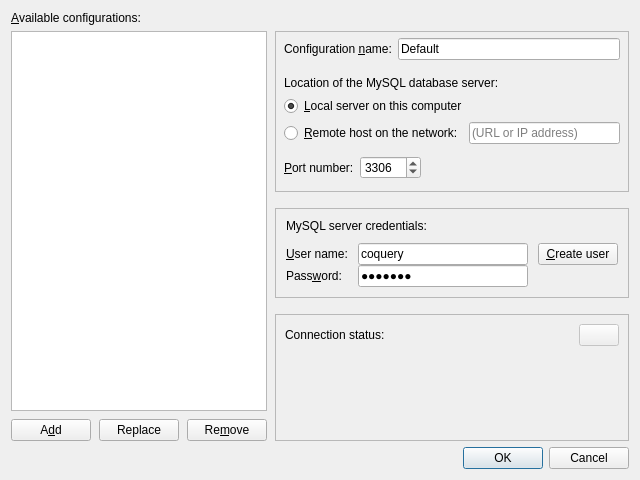
Qt form coquery/gui/mysqlConfiguration.ui (gkunter/coquery) before a commit.
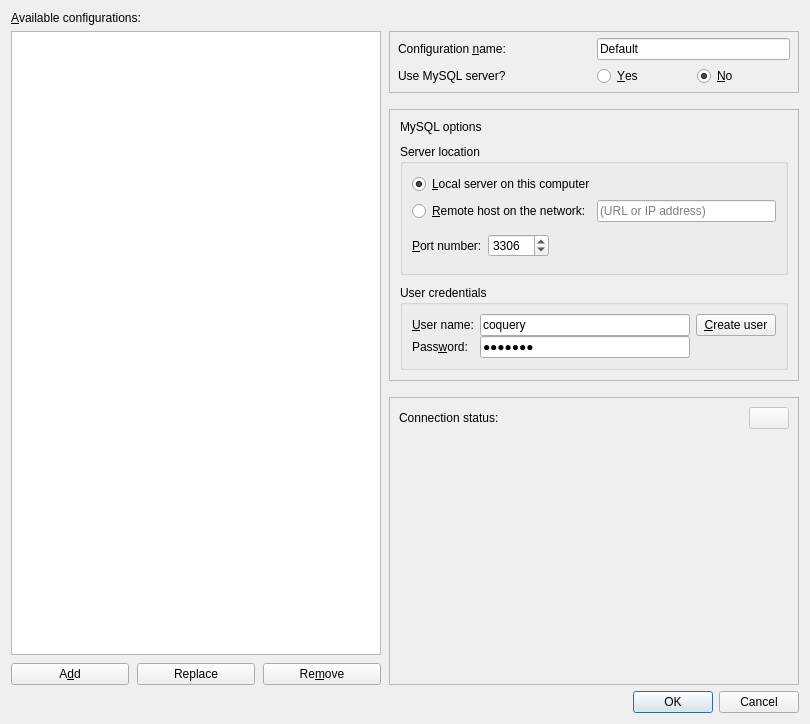
The same form after that commit.

Commit message: Rename radio buttons

The edit to the form file:
```diff
--- a/coquery/gui/mysqlConfiguration.ui
+++ b/coquery/gui/mysqlConfiguration.ui
@@ -6,8 +6,8 @@
    <rect>
     <x>0</x>
     <y>0</y>
-    <width>640</width>
-    <height>480</height>
+    <width>810</width>
+    <height>724</height>
    </rect>
   </property>
   <property name="windowTitle">
@@ -114,6 +114,12 @@
         </property>
         <item>
          <widget class="QFrame" name="frame_2">
+          <property name="sizePolicy">
+           <sizepolicy hsizetype="MinimumExpanding" vsizetype="Preferred">
+            <horstretch>0</horstretch>
+            <verstretch>0</verstretch>
+           </sizepolicy>
+          </property>
           <property name="frameShape">
            <enum>QFrame::StyledPanel</enum>
           </property>
@@ -137,8 +143,8 @@
             <number>6</number>
            </property>
            <item>
-            <layout class="QHBoxLayout" name="horizontalLayout_2">
-             <item>
+            <layout class="QGridLayout" name="gridLayout_4">
+             <item row="0" column="0">
               <widget class="QLabel" name="label_3">
                <property name="text">
                 <string>Configuration &amp;name:</string>
@@ -148,27 +154,92 @@
                </property>
               </widget>
              </item>
-             <item>
+             <item row="0" column="1">
               <widget class="QLineEdit" name="configuration_name">
                <property name="text">
                 <string>Default</string>
                </property>
               </widget>
              </item>
-            </layout>
-           </item>
+             <item row="1" column="0">
+              <widget class="QLabel" name="label_7">
+               <property name="sizePolicy">
+                <sizepolicy hsizetype="Expanding" vsizetype="Preferred">
+                 <horstretch>0</horstretch>
+                 <verstretch>0</verstretch>
+                </sizepolicy>
+               </property>
+               <property name="text">
+                <string>Use MySQL server?</string>
+               </property>
+              </widget>
+             </item>
+             <item row="1" column="1">
+              <layout class="QHBoxLayout" name="horizontalLayout_2">
+               <item>
+                <widget class="QRadioButton" name="radio_mysql">
+                 <property name="text">
+                  <string>&amp;Yes</string>
+                 </property>
+                </widget>
+               </item>
+               <item>
+                <widget class="QRadioButton" name="radio_sqlite">
+                 <property name="text">
+                  <string>&amp;No</string>
+                 </property>
+                 <property name="checked">
+                  <bool>true</bool>
+                 </property>
+                </widget>
+               </item>
+              </layout>
+             </item>
+            </layout>
+           </item>
+          </layout>
+         </widget>
+        </item>
            <item>
-            <layout class="QVBoxLayout" name="verticalLayout">
-             <property name="topMargin">
+         <widget class="QFrame" name="frame_mysql">
+          <property name="sizePolicy">
+           <sizepolicy hsizetype="Preferred" vsizetype="Fixed">
+            <horstretch>0</horstretch>
+            <verstretch>0</verstretch>
+           </sizepolicy>
+          </property>
+          <property name="frameShape">
+           <enum>QFrame::StyledPanel</enum>
+          </property>
+          <property name="frameShadow">
+           <enum>QFrame::Raised</enum>
+          </property>
+          <layout class="QVBoxLayout" name="verticalLayout_2">
+           <property name="spacing">
+            <number>10</number>
+           </property>
+           <property name="margin">
               <number>10</number>
              </property>
              <item>
               <widget class="QLabel" name="label_8">
                <property name="text">
-                <string>Location of the MySQL database server:</string>
+              <string>MySQL options</string>
                </property>
               </widget>
              </item>
+           <item>
+            <widget class="QGroupBox" name="groupBox">
+             <property name="title">
+              <string>Server location</string>
+             </property>
+             <layout class="QVBoxLayout" name="verticalLayout">
+              <property name="spacing">
+               <number>-1</number>
+              </property>
+              <property name="topMargin">
+               <number>10</number>
+              </property>
              <item>
               <widget class="QRadioButton" name="radio_local">
                <property name="text">
@@ -183,6 +254,12 @@
               <layout class="QGridLayout" name="gridLayout_2">
                <item row="0" column="0">
                 <widget class="QRadioButton" name="radio_remote">
+                  <property name="sizePolicy">
+                   <sizepolicy hsizetype="Minimum" vsizetype="Fixed">
+                    <horstretch>0</horstretch>
+                    <verstretch>0</verstretch>
+                   </sizepolicy>
+                  </property>
                  <property name="text">
                   <string>&amp;Remote host on the network:</string>
                  </property>
@@ -206,8 +283,6 @@
                </item>
               </layout>
              </item>
-            </layout>
-           </item>
            <item>
             <layout class="QHBoxLayout" name="horizontalLayout_3">
              <item>
@@ -252,39 +327,11 @@
          </widget>
         </item>
         <item>
-         <widget class="QFrame" name="frame">
-          <property name="sizePolicy">
-           <sizepolicy hsizetype="Preferred" vsizetype="Fixed">
-            <horstretch>0</horstretch>
-            <verstretch>0</verstretch>
-           </sizepolicy>
-          </property>
-          <property name="frameShape">
-           <enum>QFrame::StyledPanel</enum>
-          </property>
-          <property name="frameShadow">
-           <enum>QFrame::Raised</enum>
-          </property>
-          <layout class="QVBoxLayout" name="verticalLayout_2">
-           <property name="spacing">
-            <number>10</number>
-           </property>
-           <property name="margin">
-            <number>10</number>
-           </property>
-           <item>
-            <widget class="QLabel" name="label_9">
-             <property name="sizePolicy">
-              <sizepolicy hsizetype="Preferred" vsizetype="Fixed">
-               <horstretch>0</horstretch>
-               <verstretch>0</verstretch>
-              </sizepolicy>
-             </property>
-             <property name="text">
-              <string>MySQL server credentials:</string>
-             </property>
-            </widget>
-           </item>
+            <widget class="QGroupBox" name="group_credentials">
+             <property name="title">
+              <string>User credentials</string>
+             </property>
+             <layout class="QVBoxLayout" name="verticalLayout_6">
            <item>
             <layout class="QGridLayout" name="gridLayout">
              <property name="verticalSpacing">
@@ -363,6 +410,9 @@
           </layout>
          </widget>
         </item>
+          </layout>
+         </widget>
+        </item>
         <item>
          <widget class="QFrame" name="connection_indicator">
           <property name="sizePolicy">
@@ -435,8 +485,8 @@
                  <rect>
                   <x>0</x>
                   <y>0</y>
-                  <width>365</width>
-                  <height>76</height>
+                  <width>490</width>
+                  <height>93</height>
                  </rect>
                 </property>
                 <layout class="QVBoxLayout" name="verticalLayout_8">
```
Left out of the diff: 8 changed lines with no effect on the pictures. Lines whose indentation alone changed are shown as unchanged. The commit also changes 2 other files.
